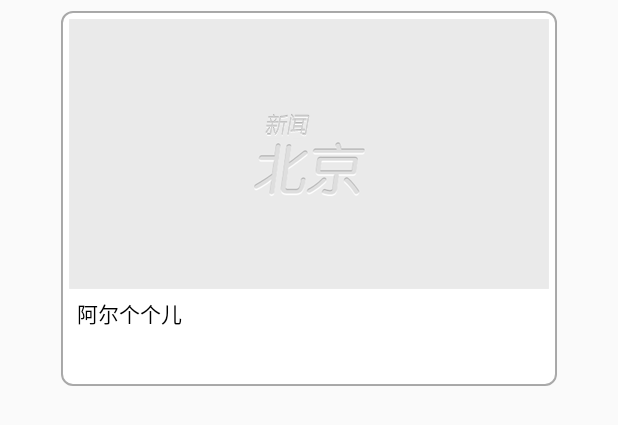
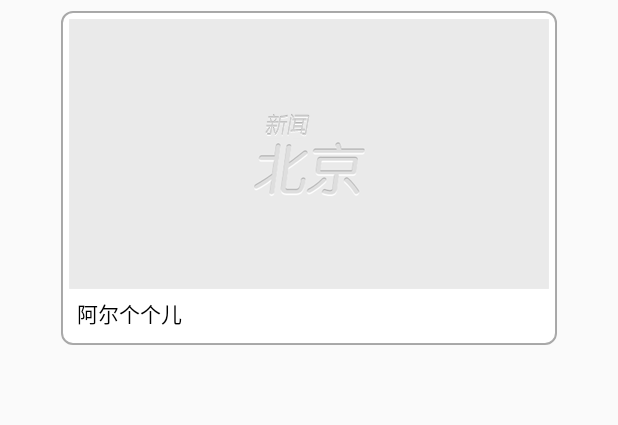
Before and after one commit to guo519300884/BeiJingNews, an Android app: the layout item_photos_menu_detail_pager.xml on its own in the app's theme, with its tools: preview values and no code run, on a phone screen of 412 x 824 dp. Shown: the top 425 px of the screen. Run offline under Robolectric (Android 15) with nearby library versions, the phone set to English and light mode, and no system bars.

```diff
--- a/app/build.gradle
+++ b/app/build.gradle
@@ -34,4 +34,5 @@ dependencies {
     compile 'com.github.bumptech.glide:glide:3.7.0'
     compile project(':Baselibrary')
     compile project(':PullToRefresh_library')
+    compile 'com.android.support:recyclerview-v7:25.1.1'
 }
--- a/app/src/main/res/layout/item_photos_menu_detail_pager.xml
+++ b/app/src/main/res/layout/item_photos_menu_detail_pager.xml
@@ -1,7 +1,7 @@
 <?xml version="1.0" encoding="utf-8"?>
 <LinearLayout xmlns:android="http://schemas.android.com/apk/res/android"
     android:layout_width="match_parent"
-    android:layout_height="match_parent"
+    android:layout_height="wrap_content"
     android:gravity="center_horizontal"
     android:orientation="vertical"
 
@@ -11,7 +11,7 @@
 
         android:background="@drawable/item_photos_shape"
         android:layout_width="wrap_content"
-        android:layout_height="250dp"
+        android:layout_height="wrap_content"
         android:orientation="vertical"
         android:padding="5dp">
 
--- a/app/src/main/res/layout/photos_menu_detail_pager.xml
+++ b/app/src/main/res/layout/photos_menu_detail_pager.xml
@@ -3,6 +3,10 @@
     android:layout_width="match_parent"
     android:layout_height="match_parent"
     android:orientation="vertical">
+
+    <!--<android.support.v7.app.AlertController.RecycleListView
+        android:layout_width="match_parent"
+        android:layout_height="match_parent"></android.support.v7.app.AlertController.RecycleListView>-->
 
     <ListView
         android:id="@+id/listview"
```
Also changed, not shown: app/src/main/java/com/atguigu/beijingnews/detailpager/TabDetailPager.java (+13 -1 lines).
